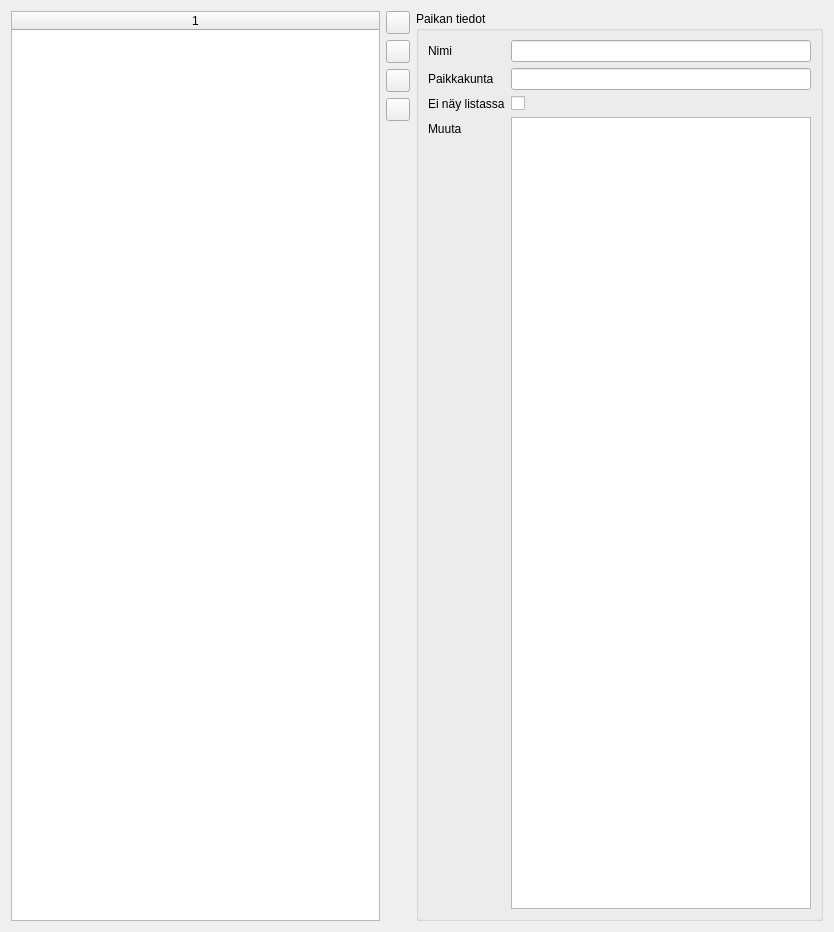
First picture: the form in placeform.ui, repository samuliwritescode/uistelupaivakirja-desktop, before the edit.
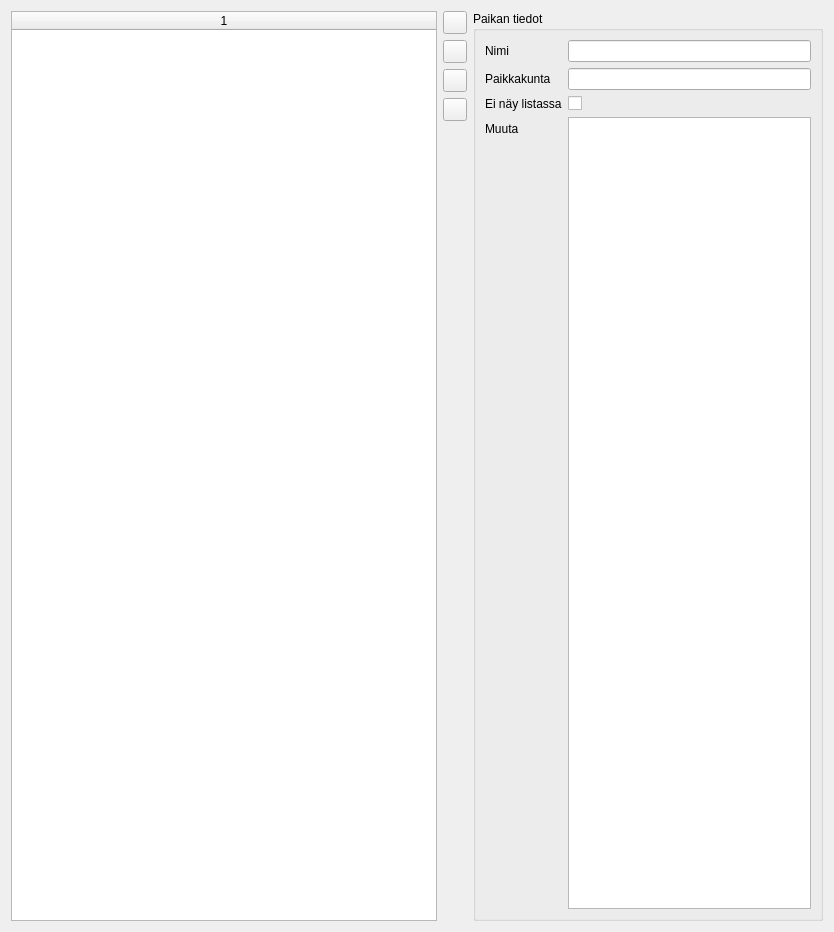
Second picture: the form after the edit. Icons and pictures are not drawn.

Diff of the .ui file:
```diff
--- a/placeform.ui
+++ b/placeform.ui
@@ -45,6 +45,9 @@
        <attribute name="verticalHeaderVisible">
         <bool>false</bool>
        </attribute>
+       <attribute name="verticalHeaderDefaultSectionSize">
+        <number>20</number>
+       </attribute>
        <column/>
       </widget>
      </item>
@@ -113,12 +116,24 @@
    </item>
    <item>
     <widget class="QGroupBox" name="groupBox_2">
+     <property name="minimumSize">
+      <size>
+       <width>350</width>
+       <height>0</height>
+      </size>
+     </property>
+     <property name="maximumSize">
+      <size>
+       <width>300</width>
+       <height>16777215</height>
+      </size>
+     </property>
      <property name="title">
       <string>Paikan tiedot</string>
      </property>
      <layout class="QFormLayout" name="formLayout_3">
       <property name="fieldGrowthPolicy">
-       <enum>QFormLayout::FieldsStayAtSizeHint</enum>
+       <enum>QFormLayout::ExpandingFieldsGrow</enum>
       </property>
       <item row="0" column="0">
        <widget class="QLabel" name="label">
@@ -128,14 +143,7 @@
        </widget>
       </item>
       <item row="0" column="1">
-       <widget class="QLineEdit" name="place_name">
-        <property name="minimumSize">
-         <size>
-          <width>300</width>
-          <height>0</height>
-         </size>
-        </property>
-       </widget>
+       <widget class="QLineEdit" name="place_name"/>
       </item>
       <item row="1" column="0">
        <widget class="QLabel" name="label_11">
@@ -145,14 +153,7 @@
        </widget>
       </item>
       <item row="1" column="1">
-       <widget class="QLineEdit" name="place_city">
-        <property name="minimumSize">
-         <size>
-          <width>300</width>
-          <height>0</height>
-         </size>
-        </property>
-       </widget>
+       <widget class="QLineEdit" name="place_city"/>
       </item>
       <item row="2" column="0">
        <widget class="QLabel" name="label_13">
@@ -176,14 +177,7 @@
        </widget>
       </item>
       <item row="3" column="1">
-       <widget class="QTextEdit" name="place_misc">
-        <property name="minimumSize">
-         <size>
-          <width>300</width>
-          <height>0</height>
-         </size>
-        </property>
-       </widget>
+       <widget class="QTextEdit" name="place_misc"/>
       </item>
      </layout>
     </widget>
```
